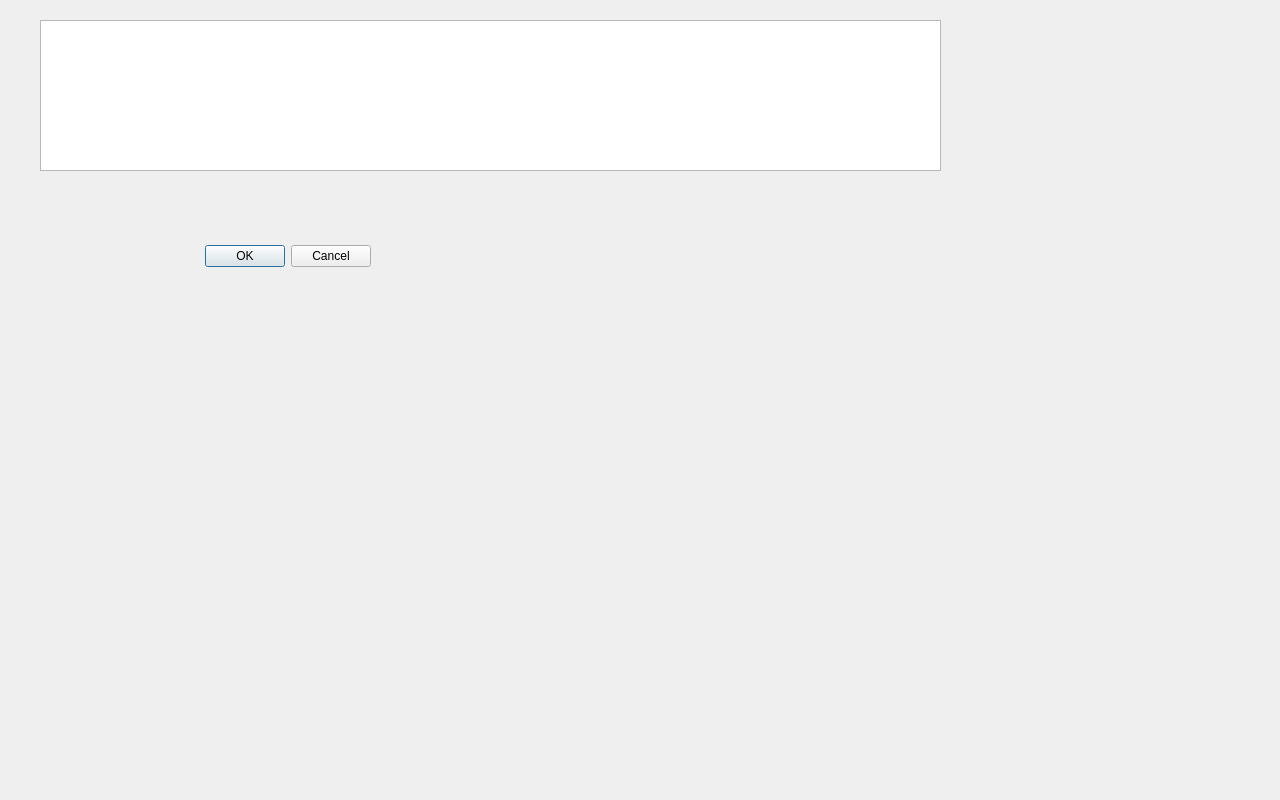
Qt form dialog.ui (protodeleter/just_another_python_project) before a commit.
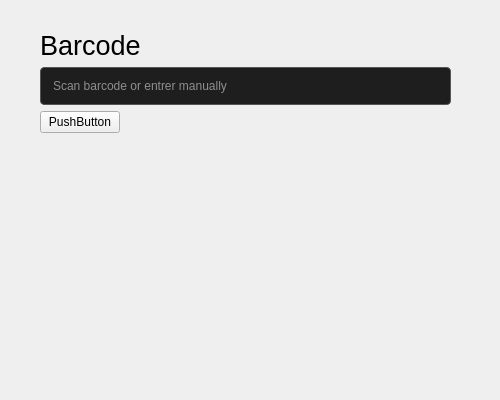
The same form after that commit.

```diff
--- a/dialog.ui
+++ b/dialog.ui
@@ -6,18 +6,30 @@
    <rect>
     <x>0</x>
     <y>0</y>
-    <width>1280</width>
-    <height>800</height>
+    <width>500</width>
+    <height>400</height>
    </rect>
   </property>
+  <property name="minimumSize">
+   <size>
+    <width>250</width>
+    <height>0</height>
+   </size>
+  </property>
+  <property name="maximumSize">
+   <size>
+    <width>1280</width>
+    <height>16777215</height>
+   </size>
+  </property>
   <property name="windowTitle">
    <string>Dialog</string>
   </property>
   <widget class="QDialogButtonBox" name="buttonBox">
    <property name="geometry">
     <rect>
-     <x>30</x>
-     <y>240</y>
+     <x>70</x>
+     <y>480</y>
      <width>341</width>
      <height>32</height>
     </rect>
@@ -29,15 +41,61 @@
     <set>QDialogButtonBox::StandardButton::Cancel|QDialogButtonBox::StandardButton::Ok</set>
    </property>
   </widget>
-  <widget class="QTableWidget" name="tableWidget">
+  <widget class="QWidget" name="formLayoutWidget">
    <property name="geometry">
     <rect>
      <x>40</x>
-     <y>20</y>
-     <width>901</width>
-     <height>151</height>
+     <y>30</y>
+     <width>411</width>
+     <height>311</height>
     </rect>
    </property>
+   <layout class="QFormLayout" name="formLayout">
+    <property name="rowWrapPolicy">
+     <enum>QFormLayout::RowWrapPolicy::WrapAllRows</enum>
+    </property>
+    <item row="0" column="0">
+     <widget class="QLabel" name="barcodeLabel">
+      <property name="font">
+       <font>
+        <pointsize>20</pointsize>
+       </font>
+      </property>
+      <property name="text">
+       <string>Barcode</string>
+      </property>
+     </widget>
+    </item>
+    <item row="0" column="1">
+     <widget class="QLineEdit" name="barcodeLineEdit">
+      <property name="minimumSize">
+       <size>
+        <width>250</width>
+        <height>0</height>
+       </size>
+      </property>
+      <property name="styleSheet">
+       <string notr="true">QLineEdit {
+    background-color: #1e1e1e;
+    color: #ffffff;
+    border: 1px solid #555555;
+    border-radius: 4px;
+    padding: 10px;
+}</string>
+      </property>
+      <property name="placeholderText">
+       <string>Scan barcode or entrer manually</string>
+      </property>
+     </widget>
+    </item>
+    <item row="1" column="0">
+     <widget class="QPushButton" name="pushButton">
+      <property name="text">
+       <string>PushButton</string>
+      </property>
+     </widget>
+    </item>
+   </layout>
   </widget>
  </widget>
  <resources/>
```
